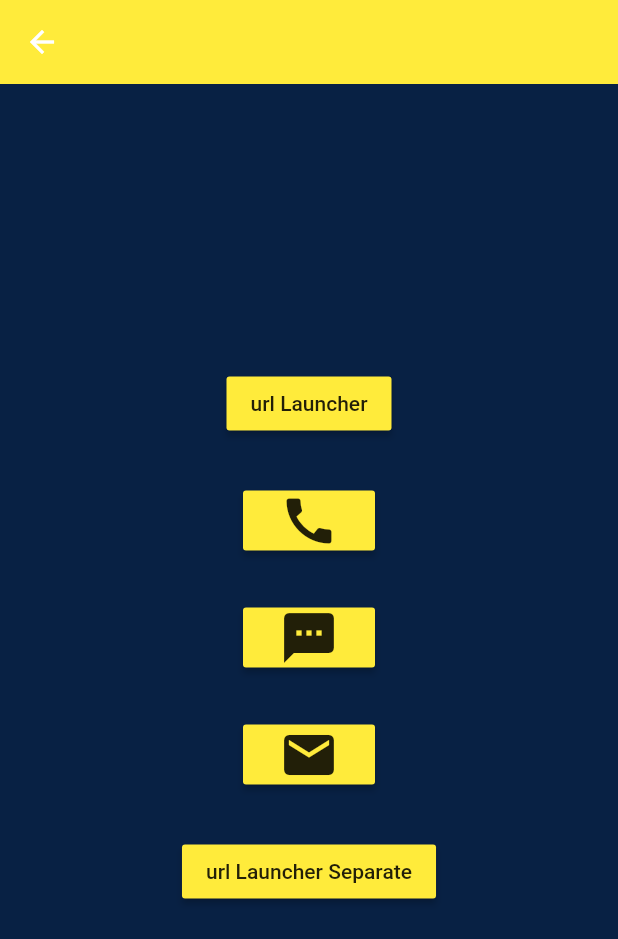
After one commit to OsamaElnagar/Todo--App, a Flutter app: the URLLauncher screen opened directly, on a phone screen of 412 x 824 dp. The commit adds this screen. Shown: the top 939 px of the screen. Run offline on Flutter 3.47's test engine with Material 2 defaults, Android fonts, the phone set to English and light mode, and no system bars; our stand-ins replace animated_splash_screen, awesome_dialog, bloc, conditional_builder_null_safety, flutter_bloc, hexcolor and 2 more; accounts and stored records are empty.

Commit message:
nice handling

```diff
--- /dev/null
+++ b/lib/modules/url_launcher.dart
@@ -0,0 +1,140 @@
+import 'package:flutter/material.dart';
+import 'package:url_launcher/url_launcher.dart';
+
+class URLLauncher extends StatefulWidget {
+  const URLLauncher({Key? key}) : super(key: key);
+
+  @override
+  State<URLLauncher> createState() => _URLLauncherState();
+}
+
+class _URLLauncherState extends State<URLLauncher> {
+  final Uri _url =
+      Uri.parse('https://www.facebook.com/profile.php?id=100039248505708');
+
+  Future<void> _launchUrl() async {
+    if (!await launchUrl(_url,
+      mode: LaunchMode.inAppWebView,)) {
+      throw 'Could not launch $_url';
+    }
+  }
+
+  Future<void> _launchUrlSeparate() async {
+    if (!await launchUrl(
+      _url,
+      mode: LaunchMode.externalApplication,
+    )) {
+      throw 'Could not launch $_url';
+    }
+  }
+
+  String phoneNumber = '+201094157080';
+  final Uri _urlCall = Uri.parse('tel:+201094157080');
+
+  Future<void> _launchUrlCall() async {
+    if (!await launchUrl(_urlCall)) {
+      throw 'Could not launch $_urlCall';
+    }
+  }
+
+  final Uri _urlSMS = Uri.parse('sms:+201094157080');
+
+  Future<void> _launchUrlSMS() async {
+    if (!await launchUrl(_urlSMS)) {
+      throw 'Could not launch $_urlSMS';
+    }
+  }
+
+  final Uri _urlEmail = Uri.parse('mailto:osamaelngar98@gmail.com');
+
+  Future<void> _launchUrlEmail() async {
+    if (!await launchUrl(_urlEmail)) {
+      throw 'Could not launch $_urlEmail';
+    }
+  }
+
+  @override
+  Widget build(BuildContext context) {
+    return Scaffold(
+      appBar: AppBar(
+        backgroundColor: Colors.yellow,
+      ),
+      body: Center(
+        child: Column(
+          crossAxisAlignment: CrossAxisAlignment.center,
+          mainAxisAlignment: MainAxisAlignment.center,
+          children: [
+            MaterialButton(
+              color: Colors.yellow,
+              onPressed: _launchUrl,
+              child: const Text('url Launcher'),
+            ),
+            const SizedBox(
+              height: 30.0,
+            ),
+            MaterialButton(
+              color: Colors.yellow,
+              onPressed: _launchUrlCall,
+              child: const Icon(
+                Icons.call,
+                size: 40.0,
+              ),
+            ),
+            const SizedBox(
+              height: 30.0,
+            ),
+            MaterialButton(
+              color: Colors.yellow,
+              onPressed: _launchUrlSMS,
+              child: const Icon(
+                Icons.sms,
+                size: 40.0,
+              ),
+            ),
+            const SizedBox(
+              height: 30.0,
+            ),
+            MaterialButton(
+              color: Colors.yellow,
+              onPressed: _launchUrlEmail,
+              child: const Icon(
+                Icons.email,
+                size: 40.0,
+              ),
+            ),
+            // MaterialButton(
+            //   color: Colors.yellow,
+            //   onPressed: () {
+            //     showBottomSheet(
+            //       context: context,
+            //       builder: (context) => Container(
+            //         height: 300,
+            //         color: Colors.indigo,
+            //         child: TextFormField(
+            //           onTap: _launchUrlEmail,
+            //         ),
+            //       ),
+            //     );
+            //   },
+            //   child: const Icon(
+            //     Icons.email,
+            //     size: 40.0,
+            //   ),
+            // ),
+            const SizedBox(
+              height: 30.0,
+            ),
+            MaterialButton(
+              color: Colors.yellow,
+              onPressed: _launchUrlSeparate,
+              child: const Text('url Launcher Separate'),
+            ),
+            const SizedBox(
+              height: 30.0,
+            ),
+          ],
+        ),
+      ),
+    );
+  }
+}
--- a/pubspec.yaml
+++ b/pubspec.yaml
@@ -23,7 +23,7 @@ dependencies:
   awesome_dialog: ^2.2.1
   flutter_svg: ^1.1.1+1
   animated_splash_screen: ^1.2.0
-
+  url_launcher: ^6.1.5
 
 
 dev_dependencies:
```
Also changed, not shown: lib/main.dart (+9 -1 lines), lib/modules/splash.dart (added, +20 -0 lines), assets/images/playstore.png (added), pubspec.lock, 4 other files.
